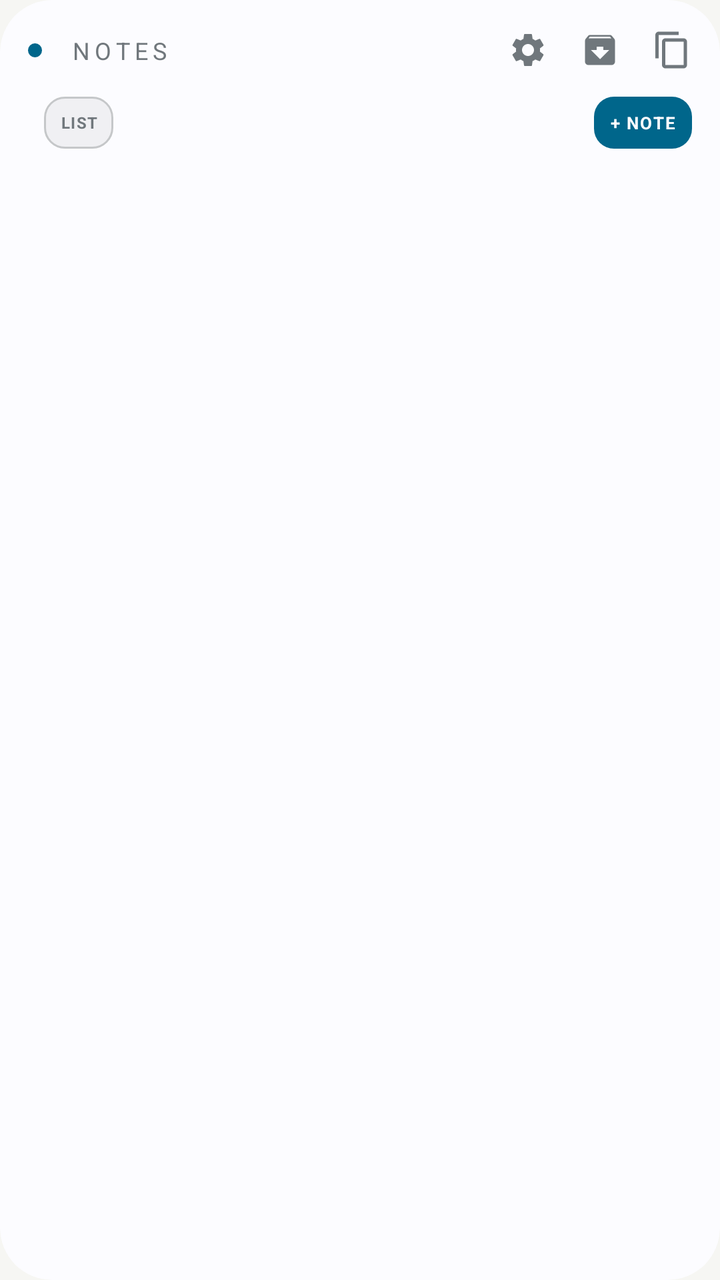
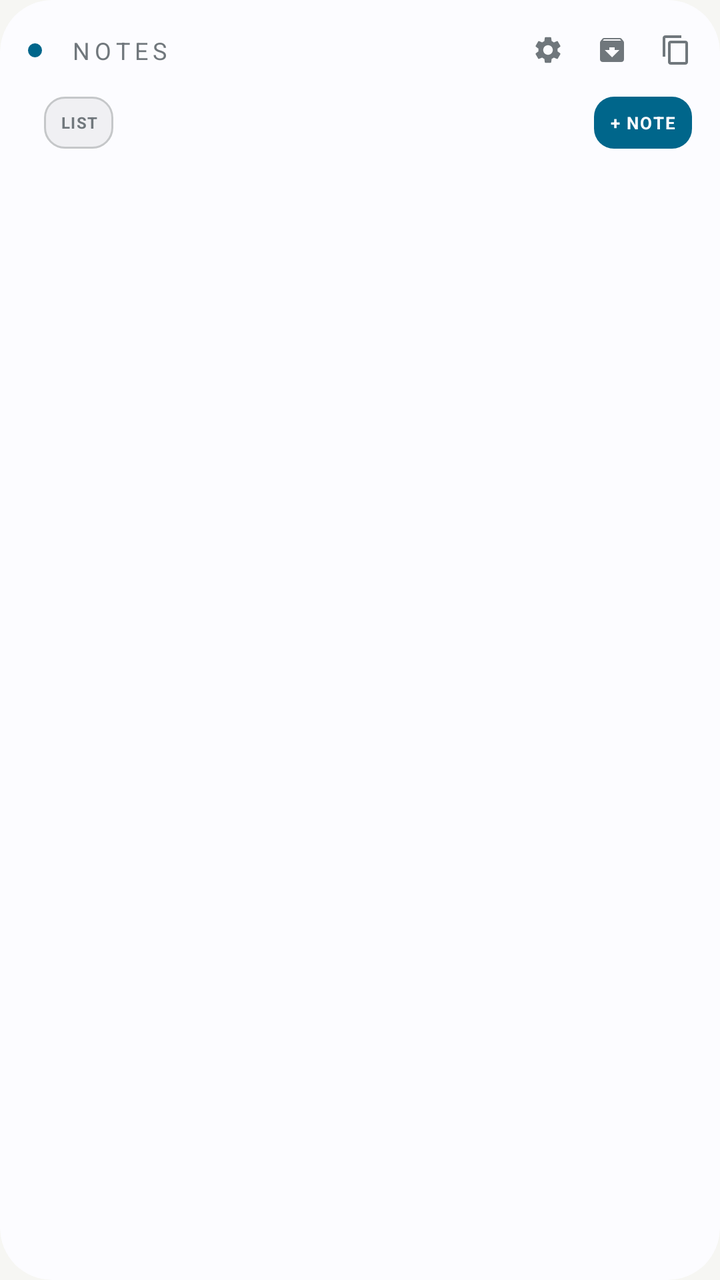

Screens rendered from an Android XML layout before and after an edit, with the pre-edit source and the edit as a unified diff.
<!-- AndroidManifest.xml: application theme Theme.CRSScheduler.GE -->
<!-- res/layout/notes_widget_adaptive.xml -->
<?xml version="1.0" encoding="utf-8"?>
<FrameLayout xmlns:android="http://schemas.android.com/apk/res/android"
    android:layout_width="match_parent"
    android:layout_height="match_parent"
    android:background="@drawable/widget_bg_adaptive"
    android:clipToOutline="true">

    <LinearLayout
        android:layout_width="match_parent"
        android:layout_height="match_parent"
        android:orientation="vertical"
        android:paddingStart="14dp"
        android:paddingTop="14dp"
        android:paddingEnd="14dp"
        android:paddingBottom="14dp">

        <LinearLayout
            android:layout_width="match_parent"
            android:layout_height="wrap_content"
            android:orientation="horizontal"
            android:gravity="center_vertical">

            <ImageView
                android:layout_width="7dp"
                android:layout_height="7dp"
                android:src="@drawable/dot_accent_adaptive" />

            <TextView
                android:id="@+id/header_brand_label"
                android:layout_width="wrap_content"
                android:layout_height="wrap_content"
                android:layout_marginStart="7dp"
                android:paddingStart="7dp"
                android:paddingEnd="7dp"
                android:paddingTop="3dp"
                android:paddingBottom="3dp"
                android:text="NOTES"
                android:textColor="@color/adaptive_ink_dim"
                android:textSize="12sp"
                android:letterSpacing="0.2" />

            <TextView
                android:layout_width="0dp"
                android:layout_height="1dp"
                android:layout_weight="1" />

            <ImageView
                android:id="@+id/btn_settings"
                android:layout_width="20dp"
                android:layout_height="20dp"
                android:src="@drawable/ic_settings_adaptive" />

            <ImageView
                android:id="@+id/btn_archive"
                android:layout_width="20dp"
                android:layout_height="20dp"
                android:layout_marginStart="16dp"
                android:src="@drawable/ic_archive_adaptive" />

            <ImageView
                android:id="@+id/btn_copy_all"
                android:layout_width="20dp"
                android:layout_height="20dp"
                android:layout_marginStart="16dp"
                android:src="@drawable/ic_copy_adaptive" />
        </LinearLayout>

        <LinearLayout
            android:layout_width="match_parent"
            android:layout_height="26dp"
            android:orientation="horizontal"
            android:layout_marginTop="12dp"
            android:layout_marginBottom="10dp">

            <TextView
                android:id="@+id/notes_count_label"
                android:layout_width="wrap_content"
                android:layout_height="match_parent"
                android:gravity="center_vertical"
                android:textColor="@color/adaptive_ink_dim"
                android:textSize="9.5sp"
                android:letterSpacing="0.1"
                android:maxLines="1" />

            <TextView
                android:id="@+id/btn_view_toggle"
                android:layout_width="wrap_content"
                android:layout_height="match_parent"
                android:layout_marginStart="8dp"
                android:gravity="center"
                android:paddingStart="8dp"
                android:paddingEnd="8dp"
                android:text="LIST"
                android:textColor="@color/adaptive_ink_dim"
                android:textStyle="bold"
                android:textSize="8sp"
                android:letterSpacing="0.06"
                android:background="@drawable/chip_outline_bg_adaptive" />

            <TextView
                android:layout_width="0dp"
                android:layout_height="match_parent"
                android:layout_weight="1" />

            <LinearLayout
                android:id="@+id/btn_add_note"
                android:layout_width="wrap_content"
                android:layout_height="match_parent"
                android:gravity="center"
                android:paddingStart="8dp"
                android:paddingEnd="8dp"
                android:background="@drawable/chip_filled_bg_adaptive">

                <TextView
                    android:layout_width="wrap_content"
                    android:layout_height="wrap_content"
                    android:text="+ NOTE"
                    android:textColor="@color/adaptive_bg"
                    android:textStyle="bold"
                    android:textSize="8.5sp"
                    android:letterSpacing="0.08" />
            </LinearLayout>
        </LinearLayout>

        <FrameLayout
            android:id="@+id/notes_list_wrapper"
            android:layout_width="match_parent"
            android:layout_height="0dp"
            android:layout_weight="1">

            <ListView
                android:id="@+id/notes_list_listview"
                android:layout_width="match_parent"
                android:layout_height="match_parent"
                android:divider="@null"
                android:dividerHeight="0dp"
                android:scrollbars="none"
                android:listSelector="@android:color/transparent"
                android:clipToPadding="false" />

            <LinearLayout
                android:id="@+id/notes_list_empty"
                android:layout_width="match_parent"
                android:layout_height="wrap_content"
                android:layout_gravity="center"
                android:orientation="vertical"
                android:gravity="center"
                android:visibility="gone">

                <TextView
                    android:layout_width="match_parent"
                    android:layout_height="wrap_content"
                    android:gravity="center"
                    android:text="No notes yet."
                    android:textColor="@color/adaptive_ink"
                    android:textStyle="bold"
                    android:textSize="13.5sp" />

                <TextView
                    android:layout_width="match_parent"
                    android:layout_height="wrap_content"
                    android:gravity="center"
                    android:text="Tap + NOTE for a subject note, deadline, or to-do."
                    android:textColor="@color/adaptive_ink_dim"
                    android:textSize="11sp"
                    android:maxLines="3"
                    android:layout_marginTop="4dp" />
            </LinearLayout>
        </FrameLayout>

    </LinearLayout>

</FrameLayout>
<!-- resources referenced by this layout -->
<resources>
  <color name="adaptive_bg">@android:color/system_neutral1_10</color>
  <color name="adaptive_ink">@android:color/system_neutral1_900</color>
  <color name="adaptive_ink_dim">@android:color/system_neutral2_500</color>
  <!-- drawable chip_filled_bg_adaptive (drawable) -->
  <?xml version="1.0" encoding="utf-8"?>
  <shape xmlns:android="http://schemas.android.com/apk/res/android">
      <solid android:color="@color/adaptive_accent" />
      <corners android:radius="10dp" />
  </shape>
  <!-- drawable chip_outline_bg_adaptive (drawable) -->
  <?xml version="1.0" encoding="utf-8"?>
  <shape xmlns:android="http://schemas.android.com/apk/res/android">
      <solid android:color="@color/adaptive_surface" />
      <corners android:radius="10dp" />
      <stroke android:width="1dp" android:color="@color/adaptive_line" />
  </shape>
  <!-- drawable dot_accent_adaptive (drawable) -->
  <?xml version="1.0" encoding="utf-8"?>
  <shape xmlns:android="http://schemas.android.com/apk/res/android" android:shape="oval">
      <solid android:color="@color/adaptive_accent" />
  </shape>
  <!-- drawable ic_archive_adaptive (drawable) -->
  <?xml version="1.0" encoding="utf-8"?>
  <vector xmlns:android="http://schemas.android.com/apk/res/android"
      android:width="24dp"
      android:height="24dp"
      android:viewportWidth="24"
      android:viewportHeight="24"
      android:tint="@color/adaptive_ink_dim">
      <path
          android:fillColor="#FF000000"
          android:pathData="M20.54,5.23l-1.39,-1.68C18.88,3.21 18.47,3 18,3H6c-0.47,0 -0.88,0.21 -1.16,0.55L3.46,5.23C3.17,5.57 3,6.02 3,6.5V19c0,1.1 0.9,2 2,2h14c1.1,0 2,-0.9 2,-2V6.5c0,-0.48 -0.17,-0.93 -0.46,-1.27zM12,17.5L6.5,12H10v-2h4v2h3.5L12,17.5zM5.12,5l0.81,-1h12l0.94,1H5.12z" />
  </vector>
  <!-- drawable ic_copy_adaptive (drawable) -->
  <?xml version="1.0" encoding="utf-8"?>
  <vector xmlns:android="http://schemas.android.com/apk/res/android"
      android:width="24dp"
      android:height="24dp"
      android:viewportWidth="24"
      android:viewportHeight="24"
      android:tint="@color/adaptive_ink_dim">
      <path
          android:fillColor="#FF000000"
          android:pathData="M16,1H4C2.9,1 2,1.9 2,3v14h2V3h12V1zM19,5H8C6.9,5 6,5.9 6,7v14c0,1.1 0.9,2 2,2h11c1.1,0 2,-0.9 2,-2V7C21,5.9 20.1,5 19,5zM19,21H8V7h11V21z" />
  </vector>
  <!-- drawable widget_bg_adaptive (drawable) -->
  <?xml version="1.0" encoding="utf-8"?>
  <shape xmlns:android="http://schemas.android.com/apk/res/android">
      <solid android:color="@color/adaptive_bg" />
      <corners android:radius="26dp" />
  </shape>
  <style name="Theme.CRSScheduler.GE" parent="Theme.AppCompat.DayNight.NoActionBar">
          <item name="android:windowBackground">@color/ge_bg</item>
          <item name="colorPrimary">@color/ge_accent</item>
          <item name="colorPrimaryDark">@color/ge_bg</item>
          <item name="colorAccent">@color/ge_accent</item>
      </style>
  <color name="adaptive_accent">@android:color/system_accent1_600</color>
  <color name="adaptive_surface">@android:color/system_neutral1_50</color>
  <color name="adaptive_line">@android:color/system_neutral1_200</color>
  <color name="ge_bg">#F6F6F3</color>
  <color name="ge_accent">#7B1113</color>
  <!-- unchanged entries left out for length: 1 -->
</resources>

<!-- the commit's change to res/layout/notes_widget_adaptive.xml (unified diff, before → after) -->
@@ -4,6 +4,13 @@
     android:layout_height="match_parent"
     android:background="@drawable/widget_bg_adaptive"
     android:clipToOutline="true">
+
+    <ImageView
+        android:id="@+id/widget_custom_bg"
+        android:layout_width="match_parent"
+        android:layout_height="match_parent"
+        android:scaleType="centerCrop"
+        android:visibility="gone" />
 
     <LinearLayout
         android:layout_width="match_parent"
@@ -21,6 +28,7 @@
             android:gravity="center_vertical">
 
             <ImageView
+                android:id="@+id/header_dot"
                 android:layout_width="7dp"
                 android:layout_height="7dp"
                 android:src="@drawable/dot_accent_adaptive" />
@@ -46,21 +54,21 @@
 
             <ImageView
                 android:id="@+id/btn_settings"
-                android:layout_width="20dp"
-                android:layout_height="20dp"
+                android:layout_width="16dp"
+                android:layout_height="16dp"
                 android:src="@drawable/ic_settings_adaptive" />
 
             <ImageView
                 android:id="@+id/btn_archive"
-                android:layout_width="20dp"
-                android:layout_height="20dp"
+                android:layout_width="16dp"
+                android:layout_height="16dp"
                 android:layout_marginStart="16dp"
                 android:src="@drawable/ic_archive_adaptive" />
 
             <ImageView
                 android:id="@+id/btn_copy_all"
-                android:layout_width="20dp"
-                android:layout_height="20dp"
+                android:layout_width="16dp"
+                android:layout_height="16dp"
                 android:layout_marginStart="16dp"
                 android:src="@drawable/ic_copy_adaptive" />
         </LinearLayout>
@@ -112,6 +120,7 @@
                 android:background="@drawable/chip_filled_bg_adaptive">
 
                 <TextView
+                    android:id="@+id/btn_add_note_label"
                     android:layout_width="wrap_content"
                     android:layout_height="wrap_content"
                     android:text="+ NOTE"
@@ -148,6 +157,7 @@
                 android:visibility="gone">
 
                 <TextView
+                    android:id="@+id/notes_empty_title"
                     android:layout_width="match_parent"
                     android:layout_height="wrap_content"
                     android:gravity="center"
@@ -157,6 +167,7 @@
                     android:textSize="13.5sp" />
 
                 <TextView
+                    android:id="@+id/notes_empty_sub"
                     android:layout_width="match_parent"
                     android:layout_height="wrap_content"
                     android:gravity="center"
